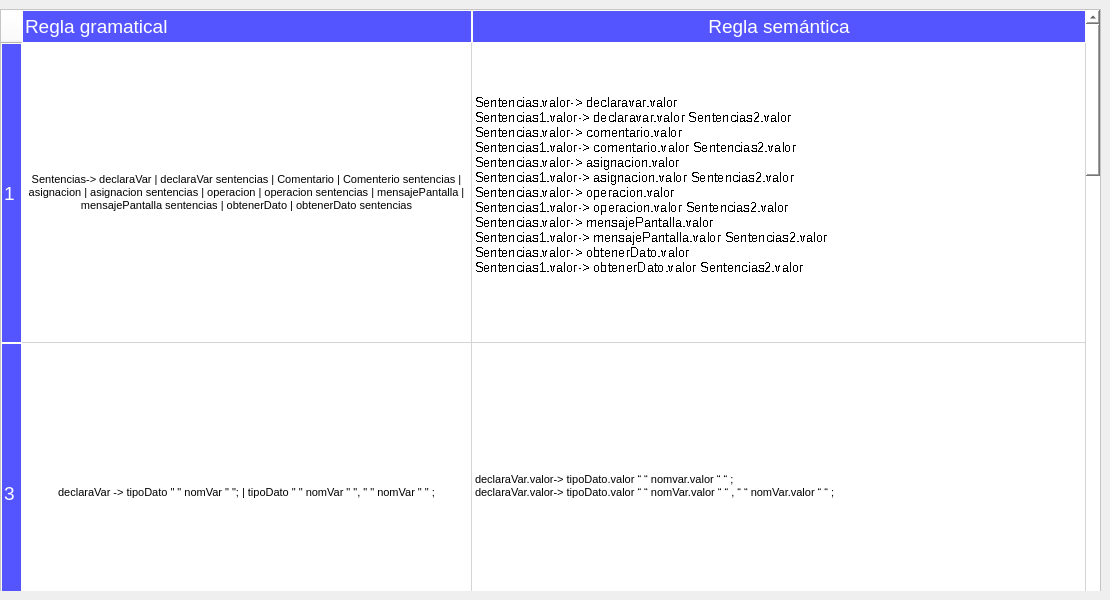
The window that ventanas/Tabla_semantica_dialog.ui (llamasdelacruz/Compilador) describes before a commit, drawn with Qt 5.
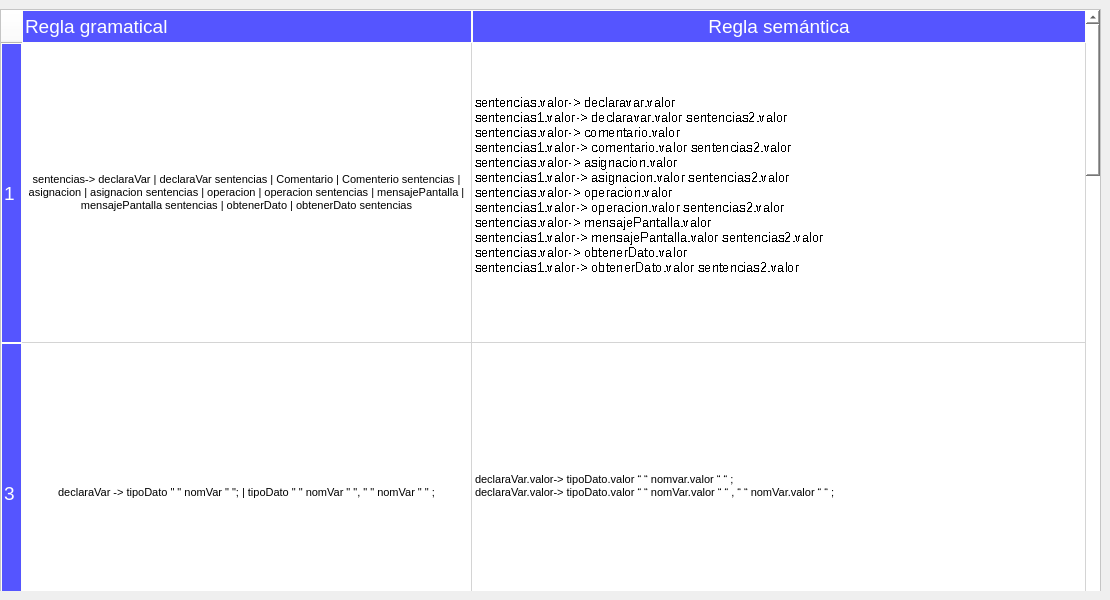
The same window after the commit.

Commit message: Corrección en la tabla semántica.

What changed in the file:
```diff
--- a/ventanas/Tabla_semantica_dialog.ui
+++ b/ventanas/Tabla_semantica_dialog.ui
@@ -204,7 +204,7 @@
       </column>
       <item row="0" column="0">
        <property name="text">
-        <string>Sentencias-&gt; declaraVar | declaraVar sentencias | Comentario | Comenterio sentencias | asignacion | asignacion sentencias | operacion | operacion sentencias | mensajePantalla | mensajePantalla sentencias | obtenerDato | obtenerDato sentencias</string>
+        <string>sentencias-&gt; declaraVar | declaraVar sentencias | Comentario | Comenterio sentencias | asignacion | asignacion sentencias | operacion | operacion sentencias | mensajePantalla | mensajePantalla sentencias | obtenerDato | obtenerDato sentencias</string>
        </property>
        <property name="font">
         <font>
@@ -223,18 +223,18 @@
       </item>
       <item row="0" column="1">
        <property name="text">
-        <string>Sentencias.valor-&gt; declaravar.valor
-Sentencias1.valor-&gt; declaravar.valor Sentencias2.valor
-Sentencias.valor-&gt; comentario.valor
-Sentencias1.valor-&gt; comentario.valor Sentencias2.valor
-Sentencias.valor-&gt; asignacion.valor
-Sentencias1.valor-&gt; asignacion.valor Sentencias2.valor
-Sentencias.valor-&gt; operacion.valor
-Sentencias1.valor-&gt; operacion.valor Sentencias2.valor
-Sentencias.valor-&gt; mensajePantalla.valor
-Sentencias1.valor-&gt; mensajePantalla.valor Sentencias2.valor
-Sentencias.valor-&gt; obtenerDato.valor
-Sentencias1.valor-&gt; obtenerDato.valor Sentencias2.valor
+        <string>sentencias.valor-&gt; declaravar.valor
+sentencias1.valor-&gt; declaravar.valor sentencias2.valor
+sentencias.valor-&gt; comentario.valor
+sentencias1.valor-&gt; comentario.valor sentencias2.valor
+sentencias.valor-&gt; asignacion.valor
+sentencias1.valor-&gt; asignacion.valor sentencias2.valor
+sentencias.valor-&gt; operacion.valor
+sentencias1.valor-&gt; operacion.valor sentencias2.valor
+sentencias.valor-&gt; mensajePantalla.valor
+sentencias1.valor-&gt; mensajePantalla.valor sentencias2.valor
+sentencias.valor-&gt; obtenerDato.valor
+sentencias1.valor-&gt; obtenerDato.valor sentencias2.valor
 </string>
        </property>
        <property name="font">
```
